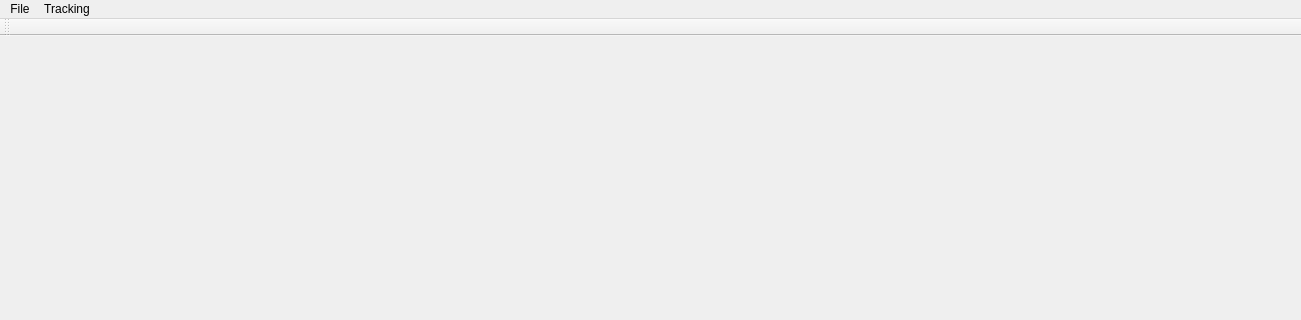
Qt form resource/main_window.ui (fanxiaochen/BloomingFlowers) before a commit; both pictures show x 0 to 1301 and y 0 to 320 of the 1301 by 739 pixel window.
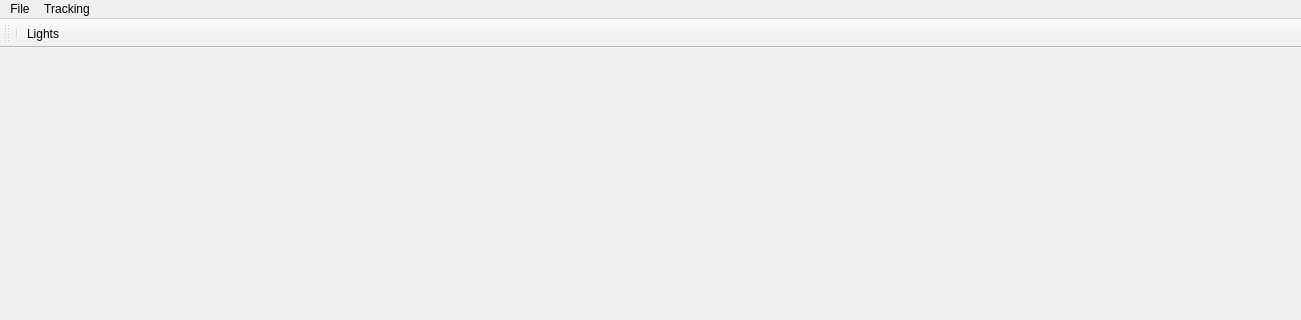
The same form after that commit.

What changed in the file:
```diff
--- a/resource/main_window.ui
+++ b/resource/main_window.ui
@@ -67,6 +67,8 @@
    <attribute name="toolBarBreak">
     <bool>false</bool>
    </attribute>
+   <addaction name="separator"/>
+   <addaction name="actionLights"/>
   </widget>
   <action name="actionLoadPoints">
    <property name="text">
@@ -153,6 +155,14 @@
     <string>Load Flowers</string>
    </property>
   </action>
+  <action name="actionLights">
+   <property name="checkable">
+    <bool>true</bool>
+   </property>
+   <property name="text">
+    <string>Lights</string>
+   </property>
+  </action>
  </widget>
  <layoutdefault spacing="6" margin="11"/>
  <resources>
```
Left out of the diff: 3 changed lines with no effect on the pictures.
